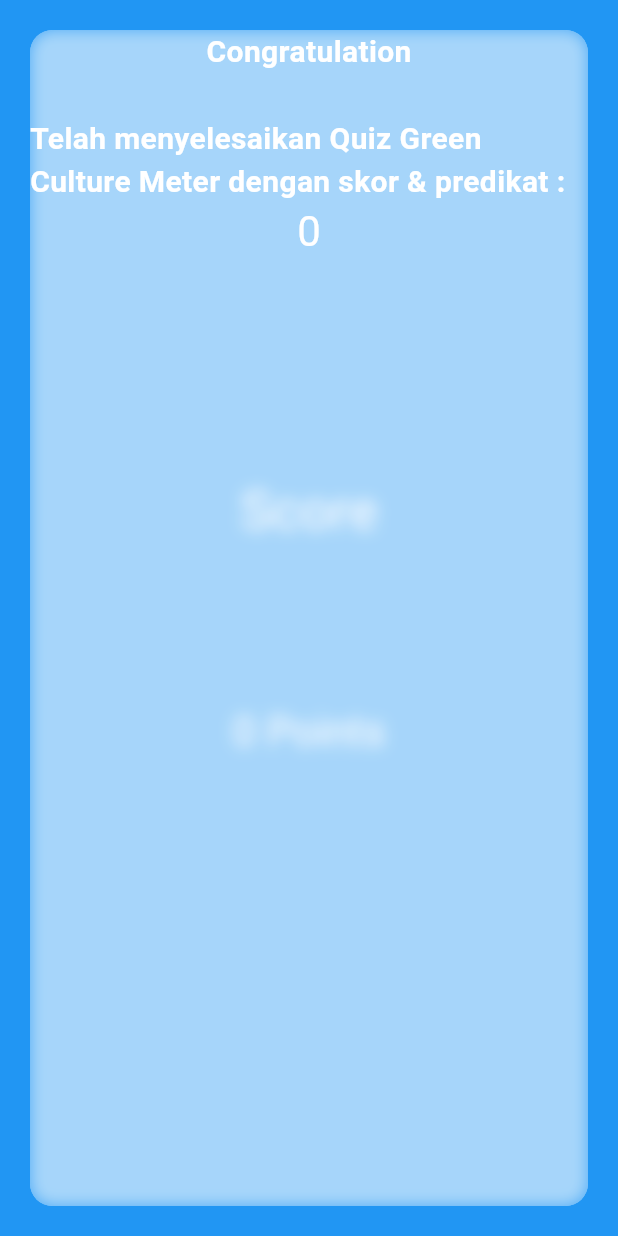
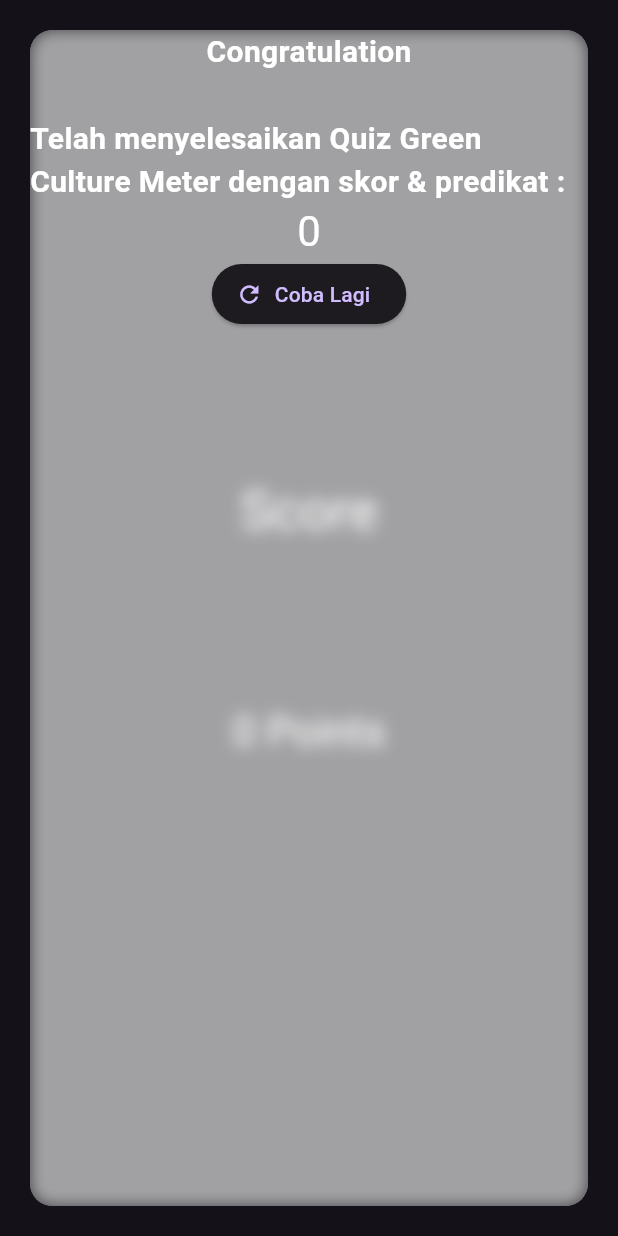
Before and after one commit to strayyouth666/Green-Culture-Meter, a Flutter app: the ScoreScreen screen opened directly with empty values, on a phone screen of 412 x 824 dp. Run offline on Flutter 3.47's test engine with Material 3 defaults, Android fonts, the light colour scheme and no system bars; our stand-ins replace flutter_svg, get.

```diff
--- a/lib/controllers/question_controller.dart
+++ b/lib/controllers/question_controller.dart
@@ -123,7 +123,7 @@ class QuestionController extends GetxController
       _isAnswered =
           false; // You may want to reset _isAnswered to false or as needed.
       _pageController.previousPage(
-        duration: Duration(milliseconds: 500),
+        duration: const Duration(milliseconds: 500),
         curve: Curves.ease,
       );
       // You may need to reset the animation or do other necessary tasks.
--- a/lib/main.dart
+++ b/lib/main.dart
@@ -3,10 +3,12 @@ import 'package:get/get_navigation/src/root/get_material_app.dart';
 import 'package:green_culture_meter/screens/welcome/welcome_screen.dart';
 
 void main() {
-  runApp(MyApp());
+  runApp(const MyApp());
 }
 
 class MyApp extends StatelessWidget {
+  const MyApp({super.key});
+
   // This widget is the root of your application.
   @override
   Widget build(BuildContext context) {
--- a/lib/screens/quiz/quiz_screen.dart
+++ b/lib/screens/quiz/quiz_screen.dart
@@ -13,7 +13,7 @@ class QuizScreen extends StatelessWidget {
         // Fluttter show the back button automatically
         backgroundColor: Colors.transparent,
         elevation: 0,
-        actions: [
+        actions: const [
           // ElevatedButton(
           //     onPressed: () => controller.nextQuestion(),
           //     child: const Text("Skip")),
--- a/lib/screens/score/score_screen.dart
+++ b/lib/screens/score/score_screen.dart
@@ -3,25 +3,26 @@ import 'dart:ui';
 import 'package:flutter/material.dart';
 import 'package:get/get.dart';
 import 'package:green_culture_meter/controllers/data_controller.dart';
+import 'package:green_culture_meter/controllers/question_controller.dart';
+import 'package:green_culture_meter/screens/quiz/quiz_screen.dart';
 
 class ScoreScreen extends StatelessWidget {
+  final QuestionController questionController = Get.find<QuestionController>();
   final int totalPoints;
 
-  const ScoreScreen({Key? key, required this.totalPoints}) : super(key: key);
+  ScoreScreen({Key? key, required this.totalPoints}) : super(key: key);
 
   @override
   Widget build(BuildContext context) {
     return GetBuilder<DataController>(
       builder: (dataController) {
-        String userName =
-            dataController.name.value; // Get user name from data controller
-
+        String userName = dataController.name.value;
         return Scaffold(
           body: Stack(
             fit: StackFit.expand,
             children: [
               Container(
-                color: Colors.blue, // Change the background color here
+                color: const Color(0x00e9e7f1),
               ),
               Column(
                 children: [
@@ -31,7 +32,7 @@ class ScoreScreen extends StatelessWidget {
                     style: Theme.of(context)
                         .textTheme
                         .displaySmall!
-                        .copyWith(color: Colors.white), // Change text color
+                        .copyWith(color: Colors.white),
                   ),
                   const Spacer(),
                   Text(
@@ -39,7 +40,7 @@ class ScoreScreen extends StatelessWidget {
                     style: Theme.of(context)
                         .textTheme
                         .headlineMedium!
-                        .copyWith(color: Colors.white), // Change text color
+                        .copyWith(color: Colors.white),
                   ),
                   const Spacer(flex: 3),
                 ],
@@ -52,8 +53,7 @@ class ScoreScreen extends StatelessWidget {
                     child: Container(
                       width: double.infinity,
                       height: double.infinity,
-                      color: Colors.white
-                          .withOpacity(0.5), // Adjust opacity as needed
+                      color: Colors.white.withOpacity(0.5),
                       child: Stack(
                         children: [
                           BackdropFilter(
@@ -64,7 +64,8 @@ class ScoreScreen extends StatelessWidget {
                               ),
                             ),
                           ),
-                          Column(children: [
+                          Column(
+                            children: [
                               const Text(
                                 "Congratulation",
                                 style: TextStyle(
@@ -96,7 +97,15 @@ class ScoreScreen extends StatelessWidget {
                                     .headlineMedium!
                                     .copyWith(color: Colors.white),
                               ),
-                          ]),
+                              ElevatedButton.icon(
+                                onPressed: () {
+                                  Get.to(const QuizScreen());
+                                },
+                                icon: const Icon(Icons.refresh),
+                                label: const Text('Coba Lagi'),
+                              ),
+                            ],
+                          ),
                         ],
                       ),
                     ),
--- a/lib/screens/welcome/welcome_screen.dart
+++ b/lib/screens/welcome/welcome_screen.dart
@@ -158,7 +158,7 @@ class WelcomeScreen extends StatelessWidget {
                       position: positionController.text,
                       workPeriod: workPeriodController.text,
                     );
-                    Get.to(QuizScreen());
+                    Get.to(const QuizScreen());
                   },
                   child: Container(
                     width: double.infinity,
```
Also changed, not shown: 1 other file. Lines whose indentation alone changed are shown as unchanged.
